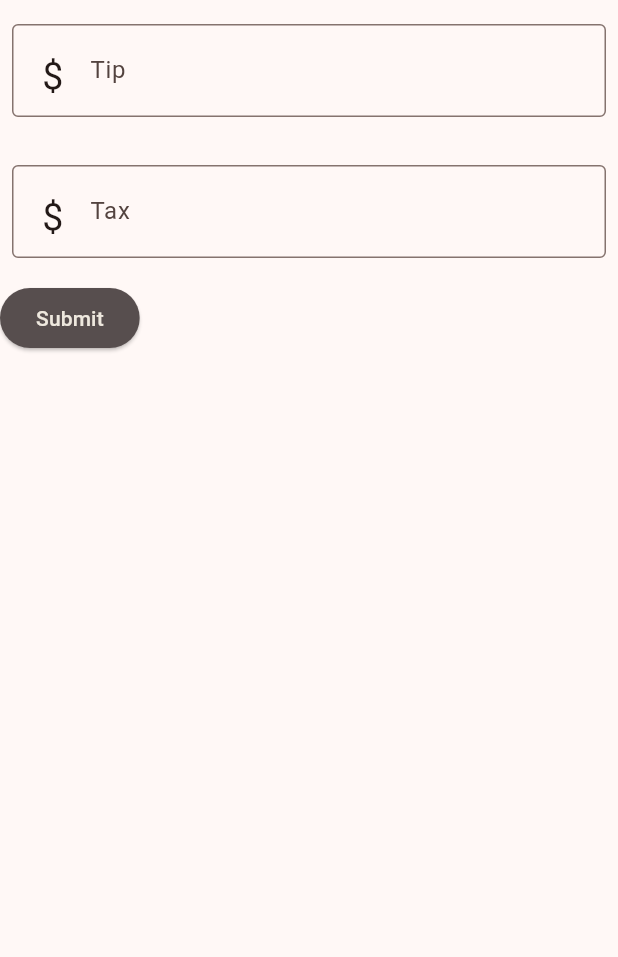
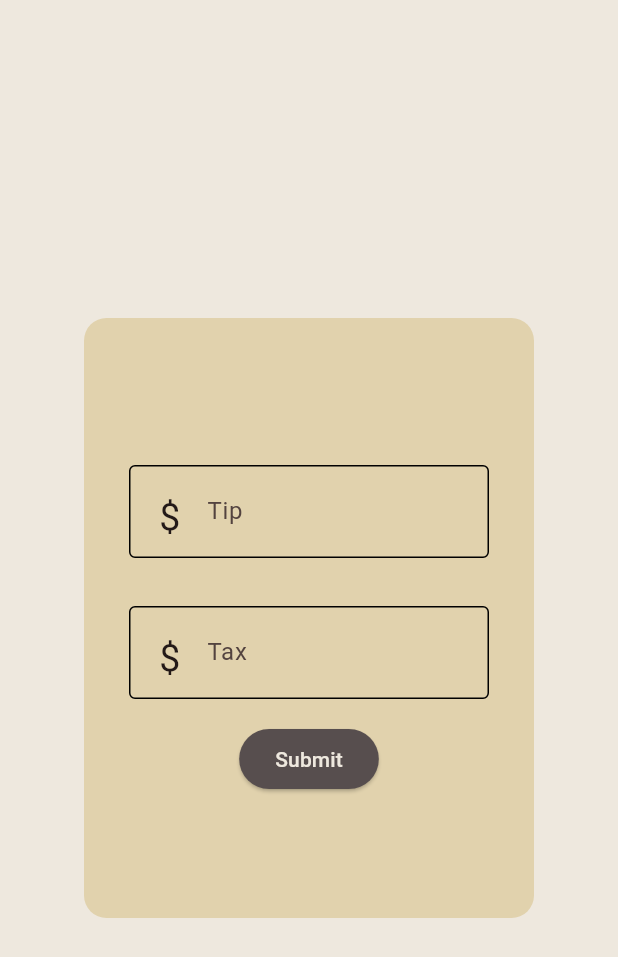
Before and after one commit to CNsquared/ABGapp, a Flutter app: the screen it shows after launch, on a phone screen of 412 x 824 dp. Shown: the top 957 px of the screen. Run offline on Flutter 3.47's test engine with Material 2 defaults, Android fonts, the light colour scheme and no system bars.

Commit message:
home screen alignment and color
home screen align

```diff
--- a/lib/homeScreen.dart
+++ b/lib/homeScreen.dart
@@ -18,16 +18,27 @@ class HomeScreen extends StatelessWidget {
 
 
    return Scaffold(
-      body: Center(
+      body: Container(
+        alignment: Alignment.center,
+        color: const Color.fromARGB(255, 238, 232, 222),
+          child: Container(
+            decoration: BoxDecoration(
+              borderRadius: BorderRadius.circular(15),
+              color: const Color.fromARGB(255, 225, 210, 173),
+              ),
+            alignment: Alignment.center,
+            width: 300,
+            height: 400,
             child: Column(
-        crossAxisAlignment: CrossAxisAlignment.start,
+          mainAxisAlignment: MainAxisAlignment.center,
           children: <Widget>[
             homeScreenFactory.createTextInput("Tip", formState.tipController),
             homeScreenFactory.createTextInput("Tax", formState.taxController),
             homeScreenFactory.createSubmit(context),
-
             ],
-      )),
+          ),
+          ),
+        ),
       );
 
   }
--- a/lib/homeScreenFactory.dart
+++ b/lib/homeScreenFactory.dart
@@ -10,12 +10,17 @@ import 'main.dart';
 class homeScreenFactory {
   static Padding createTextInput(String? inputName, TextEditingController controller) {
     return Padding(
-      padding: const EdgeInsets.symmetric(horizontal: 8, vertical: 16),
+      padding: const EdgeInsets.symmetric(horizontal: 30, vertical: 16),
       child: TextFormField(
         controller: controller,
-        style: const TextStyle(fontSize: 20),
+        style: const TextStyle(fontSize: 20, color: Colors.black),
         decoration: InputDecoration(
-          border: const OutlineInputBorder(),
+          enabledBorder: const OutlineInputBorder(
+            borderSide: BorderSide(color: Colors.black),
+          ),
+          focusedBorder: const OutlineInputBorder(
+            borderSide: BorderSide(color: Colors.black)
+          ),
           labelText: inputName,
           prefixIcon: const Padding(
               padding: EdgeInsetsDirectional.only(start: 20, top: 10),
@@ -32,6 +37,7 @@ class homeScreenFactory {
       ),
     );
   }
+
 
   static ElevatedButton createSubmit(BuildContext context) {
     return ElevatedButton(
```
Lines whose indentation alone changed are shown as unchanged.
